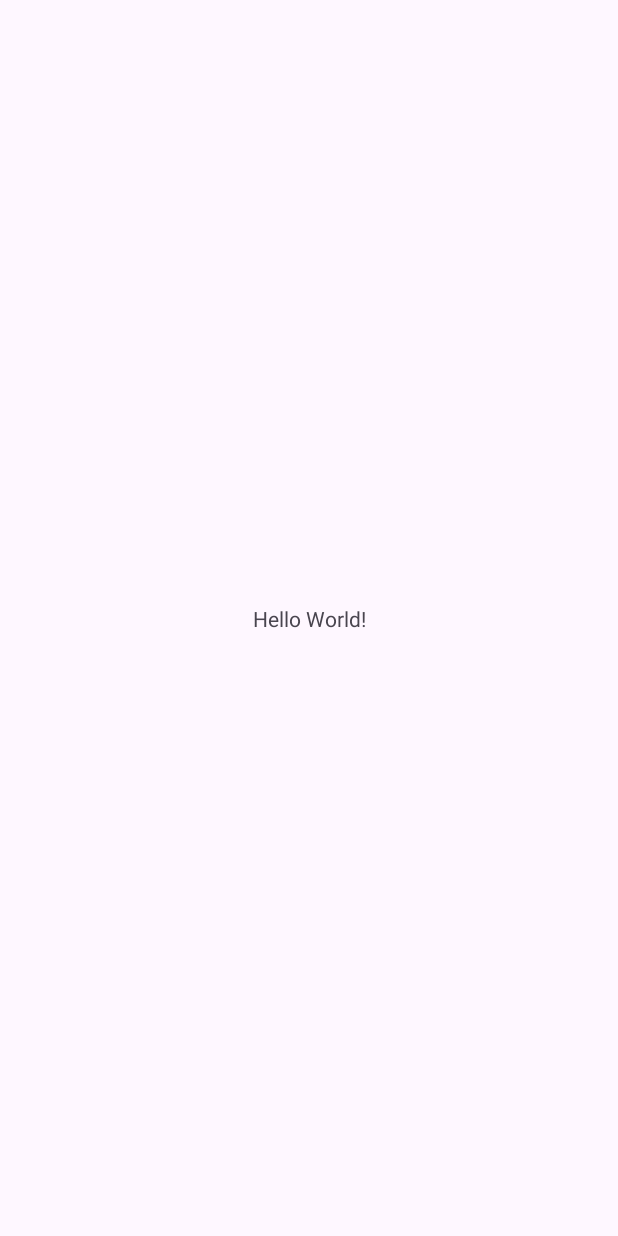
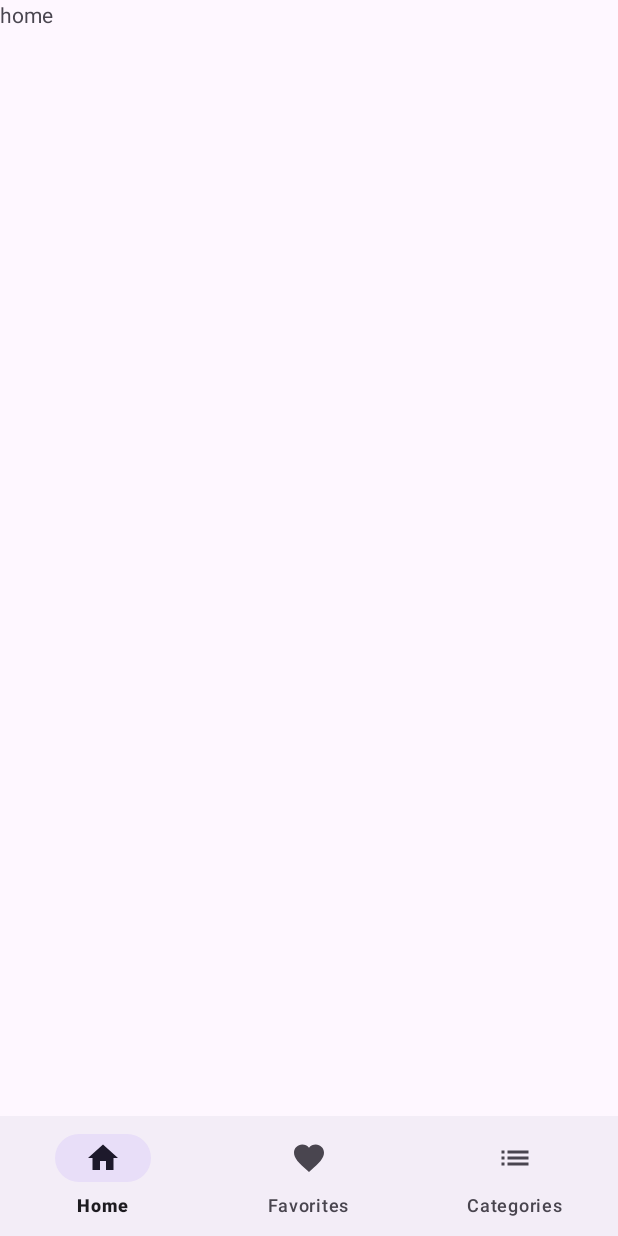
Before and after one commit to RafikRekhis/Cocktail, an Android app: the screen it shows after launch (MainActivity), on a phone screen of 412 x 824 dp. Before the commit the screen is almost empty. Run offline under Robolectric (Android 15) with nearby library versions, the phone set to English and light mode, and no system bars; our stand-ins replace navigation-ui.

Commit message:
add Bottom navigator

```diff
--- a/app/build.gradle.kts
+++ b/app/build.gradle.kts
@@ -36,7 +36,7 @@ android {
 }
 
 dependencies {
-
+    val nav_version = "2.3.0"
     implementation("androidx.core:core-ktx:1.9.0")
     implementation("androidx.appcompat:appcompat:1.6.1")
     implementation("com.google.android.material:material:1.8.0")
@@ -44,4 +44,8 @@ dependencies {
     testImplementation("junit:junit:4.13.2")
     androidTestImplementation("androidx.test.ext:junit:1.1.5")
     androidTestImplementation("androidx.test.espresso:espresso-core:3.5.1")
+
+    // Navigation component
+    implementation ("androidx.navigation:navigation-fragment-ktx:$nav_version")
+    implementation ("androidx.navigation:navigation-ui-ktx:$nav_version")
 }
--- a/app/src/main/AndroidManifest.xml
+++ b/app/src/main/AndroidManifest.xml
@@ -1,8 +1,10 @@
 <?xml version="1.0" encoding="utf-8"?>
 <manifest xmlns:android="http://schemas.android.com/apk/res/android"
     xmlns:tools="http://schemas.android.com/tools">
+    <uses-permission android:name="android.permission.INTERNET"/>
 
     <application
+        android:usesCleartextTraffic="true"
         android:allowBackup="true"
         android:dataExtractionRules="@xml/data_extraction_rules"
         android:fullBackupContent="@xml/backup_rules"
--- /dev/null
+++ b/app/src/main/java/fr/enseirb/gl/cocktail/HomeFragment.kt
@@ -0,0 +1,59 @@
+package fr.enseirb.gl.cocktail
+
+import android.os.Bundle
+import androidx.fragment.app.Fragment
+import android.view.LayoutInflater
+import android.view.View
+import android.view.ViewGroup
+
+// TODO: Rename parameter arguments, choose names that match
+// the fragment initialization parameters, e.g. ARG_ITEM_NUMBER
+private const val ARG_PARAM1 = "param1"
+private const val ARG_PARAM2 = "param2"
+
+/**
+ * A simple [Fragment] subclass.
+ * Use the [HomeFragment.newInstance] factory method to
+ * create an instance of this fragment.
+ */
+class HomeFragment : Fragment() {
+    // TODO: Rename and change types of parameters
+    private var param1: String? = null
+    private var param2: String? = null
+
+    override fun onCreate(savedInstanceState: Bundle?) {
+        super.onCreate(savedInstanceState)
+        arguments?.let {
+            param1 = it.getString(ARG_PARAM1)
+            param2 = it.getString(ARG_PARAM2)
+        }
+    }
+
+    override fun onCreateView(
+        inflater: LayoutInflater, container: ViewGroup?,
+        savedInstanceState: Bundle?
+    ): View? {
+        // Inflate the layout for this fragment
+        return inflater.inflate(R.layout.fragment_home, container, false)
+    }
+
+    companion object {
+        /**
+         * Use this factory method to create a new instance of
+         * this fragment using the provided parameters.
+         *
+         * @param param1 Parameter 1.
+         * @param param2 Parameter 2.
+         * @return A new instance of fragment HomeFragment.
+         */
+        // TODO: Rename and change types and number of parameters
+        @JvmStatic
+        fun newInstance(param1: String, param2: String) =
+            HomeFragment().apply {
+                arguments = Bundle().apply {
+                    putString(ARG_PARAM1, param1)
+                    putString(ARG_PARAM2, param2)
+                }
+            }
+    }
+}
--- a/app/src/main/java/fr/enseirb/gl/cocktail/MainActivity.kt
+++ b/app/src/main/java/fr/enseirb/gl/cocktail/MainActivity.kt
@@ -2,10 +2,18 @@ package fr.enseirb.gl.cocktail
 
 import androidx.appcompat.app.AppCompatActivity
 import android.os.Bundle
+import androidx.navigation.Navigation
+import androidx.navigation.ui.NavigationUI
+import com.google.android.material.bottomnavigation.BottomNavigationView
 
 class MainActivity : AppCompatActivity() {
     override fun onCreate(savedInstanceState: Bundle?) {
         super.onCreate(savedInstanceState)
         setContentView(R.layout.activity_main)
+
+        val bottomNavigation = findViewById<BottomNavigationView>(R.id.Bottom_navigation)
+        val navController = Navigation.findNavController(this, R.id.nav_host_fragment)
+
+        NavigationUI.setupWithNavController(bottomNavigation, navController)
     }
 }
--- /dev/null
+++ b/app/src/main/res/drawable/categories.xml
@@ -0,0 +1,5 @@
+<vector android:autoMirrored="true" android:height="24dp"
+    android:tint="#000000" android:viewportHeight="24"
+    android:viewportWidth="24" android:width="24dp" xmlns:android="http://schemas.android.com/apk/res/android">
+    <path android:fillColor="@android:color/white" android:pathData="M3,13h2v-2L3,11v2zM3,17h2v-2L3,15v2zM3,9h2L5,7L3,7v2zM7,13h14v-2L7,11v2zM7,17h14v-2L7,15v2zM7,7v2h14L21,7L7,7z"/>
+</vector>
--- /dev/null
+++ b/app/src/main/res/drawable/favorites.xml
@@ -0,0 +1,5 @@
+<vector android:height="24dp" android:tint="#000000"
+    android:viewportHeight="24" android:viewportWidth="24"
+    android:width="24dp" xmlns:android="http://schemas.android.com/apk/res/android">
+    <path android:fillColor="@android:color/white" android:pathData="M12,21.35l-1.45,-1.32C5.4,15.36 2,12.28 2,8.5 2,5.42 4.42,3 7.5,3c1.74,0 3.41,0.81 4.5,2.09C13.09,3.81 14.76,3 16.5,3 19.58,3 22,5.42 22,8.5c0,3.78 -3.4,6.86 -8.55,11.54L12,21.35z"/>
+</vector>
--- /dev/null
+++ b/app/src/main/res/drawable/home.xml
@@ -0,0 +1,5 @@
+<vector android:height="24dp" android:tint="#000000"
+    android:viewportHeight="24" android:viewportWidth="24"
+    android:width="24dp" xmlns:android="http://schemas.android.com/apk/res/android">
+    <path android:fillColor="@android:color/white" android:pathData="M10,20v-6h4v6h5v-8h3L12,3 2,12h3v8z"/>
+</vector>
--- a/app/src/main/res/layout/activity_main.xml
+++ b/app/src/main/res/layout/activity_main.xml
@@ -6,13 +6,26 @@
     android:layout_height="match_parent"
     tools:context=".MainActivity">
 
-    <TextView
-        android:layout_width="wrap_content"
+    <fragment
+        android:id="@+id/nav_host_fragment"
+        android:layout_width="0dp"
+        android:layout_height="0dp"
+        app:layout_constraintStart_toStartOf="parent"
+        app:layout_constraintEnd_toEndOf="parent"
+        app:layout_constraintTop_toTopOf="parent"
+        app:layout_constraintBottom_toTopOf="@id/Bottom_navigation"
+        app:navGraph="@navigation/nav_graph"
+        android:name="androidx.navigation.fragment.NavHostFragment"
+        />
+
+    <com.google.android.material.bottomnavigation.BottomNavigationView
+        android:layout_width="match_parent"
         android:layout_height="wrap_content"
-        android:text="Hello World!"
+        app:layout_constraintStart_toStartOf="parent"
+        app:layout_constraintEnd_toEndOf="parent"
         app:layout_constraintBottom_toBottomOf="parent"
-        app:layout_constraintEnd_toEndOf="parent"
-        app:layout_constraintStart_toStartOf="parent"
-        app:layout_constraintTop_toTopOf="parent" />
+        android:id="@+id/Bottom_navigation"
+        app:menu="@menu/bottom_menu"
+        />
 
 </androidx.constraintlayout.widget.ConstraintLayout>
--- /dev/null
+++ b/app/src/main/res/layout/fragment_home.xml
@@ -0,0 +1,14 @@
+<?xml version="1.0" encoding="utf-8"?>
+<FrameLayout xmlns:android="http://schemas.android.com/apk/res/android"
+    xmlns:tools="http://schemas.android.com/tools"
+    android:layout_width="match_parent"
+    android:layout_height="match_parent"
+    tools:context=".HomeFragment">
+
+    <!-- TODO: Update blank fragment layout -->
+    <TextView
+        android:layout_width="match_parent"
+        android:layout_height="match_parent"
+        android:text="home" />
+
+</FrameLayout>
--- /dev/null
+++ b/app/src/main/res/menu/bottom_menu.xml
@@ -0,0 +1,12 @@
+<?xml version="1.0" encoding="utf-8"?>
+<menu xmlns:android="http://schemas.android.com/apk/res/android">
+    <item android:title="Home"
+        android:id="@+id/homeFragment"
+        android:icon="@drawable/home"/>
+    <item android:title="Favorites"
+        android:id="@+id/favoritesFragment"
+        android:icon="@drawable/favorites"/>
+    <item android:title="Categories"
+        android:id="@+id/categoriesFragment"
+        android:icon="@drawable/categories"/>
+</menu>
--- /dev/null
+++ b/app/src/main/res/navigation/nav_graph.xml
@@ -0,0 +1,23 @@
+<?xml version="1.0" encoding="utf-8"?>
+<navigation xmlns:android="http://schemas.android.com/apk/res/android"
+    xmlns:app="http://schemas.android.com/apk/res-auto"
+    xmlns:tools="http://schemas.android.com/tools"
+    android:id="@+id/nav_graph"
+    app:startDestination="@id/homeFragment">
+
+    <fragment
+        android:id="@+id/homeFragment"
+        android:name="fr.enseirb.gl.cocktail.HomeFragment"
+        android:label="fragment_home"
+        tools:layout="@layout/fragment_home" />
+    <fragment
+        android:id="@+id/favoritesFragment"
+        android:name="fr.enseirb.gl.cocktail.FavoritesFragment"
+        android:label="fragment_favorites"
+        tools:layout="@layout/fragment_favorites" />
+    <fragment
+        android:id="@+id/categoriesFragment"
+        android:name="fr.enseirb.gl.cocktail.CategoriesFragment"
+        android:label="fragment_categories"
+        tools:layout="@layout/fragment_categories" />
+</navigation>
--- a/app/src/main/res/values-night/themes.xml
+++ b/app/src/main/res/values-night/themes.xml
@@ -1,7 +1,7 @@
 <resources xmlns:tools="http://schemas.android.com/tools">
     <!-- Base application theme. -->
     <style name="Base.Theme.Cocktail" parent="Theme.Material3.DayNight.NoActionBar">
-        <!-- Customize your dark theme here. -->
-        <!-- <item name="colorPrimary">@color/my_dark_primary</item> -->
+        <item name="colorPrimary">@color/primary_dark</item>
+        <item name="colorPrimaryVariant">@color/accent</item>
     </style>
 </resources>
--- a/app/src/main/res/values/colors.xml
+++ b/app/src/main/res/values/colors.xml
@@ -2,4 +2,11 @@
 <resources>
     <color name="black">#FF000000</color>
     <color name="white">#FFFFFFFF</color>
+
+    <color name="primary">#1C9A2D</color>
+    <color name="primary_dark">#00C638</color>
+    <color name="accent">#252525</color>
+
+    <color name="g_black">#33405f</color>
+
 </resources>
--- a/app/src/main/res/values/strings.xml
+++ b/app/src/main/res/values/strings.xml
@@ -1,3 +1,5 @@
 <resources>
     <string name="app_name">Cocktail</string>
+    <!-- TODO: Remove or change this placeholder text -->
+    <string name="hello_blank_fragment">Hello blank fragment</string>
 </resources>
--- a/app/src/main/res/values/themes.xml
+++ b/app/src/main/res/values/themes.xml
@@ -1,8 +1,8 @@
 <resources xmlns:tools="http://schemas.android.com/tools">
     <!-- Base application theme. -->
     <style name="Base.Theme.Cocktail" parent="Theme.Material3.DayNight.NoActionBar">
-        <!-- Customize your light theme here. -->
-        <!-- <item name="colorPrimary">@color/my_light_primary</item> -->
+        <item name="colorPrimary">@color/primary</item>
+        <item name="colorPrimaryVariant">@color/accent</item>
     </style>
 
     <style name="Theme.Cocktail" parent="Base.Theme.Cocktail" />
```
Also changed, not shown: app/src/main/java/fr/enseirb/gl/cocktail/CategoriesFragment.kt (added, +59 -0 lines), app/src/main/java/fr/enseirb/gl/cocktail/FavoritesFragment.kt (added, +59 -0 lines), app/src/main/res/layout/fragment_categories.xml (added, +14 -0 lines), app/src/main/res/layout/fragment_favorites.xml (added, +14 -0 lines).
